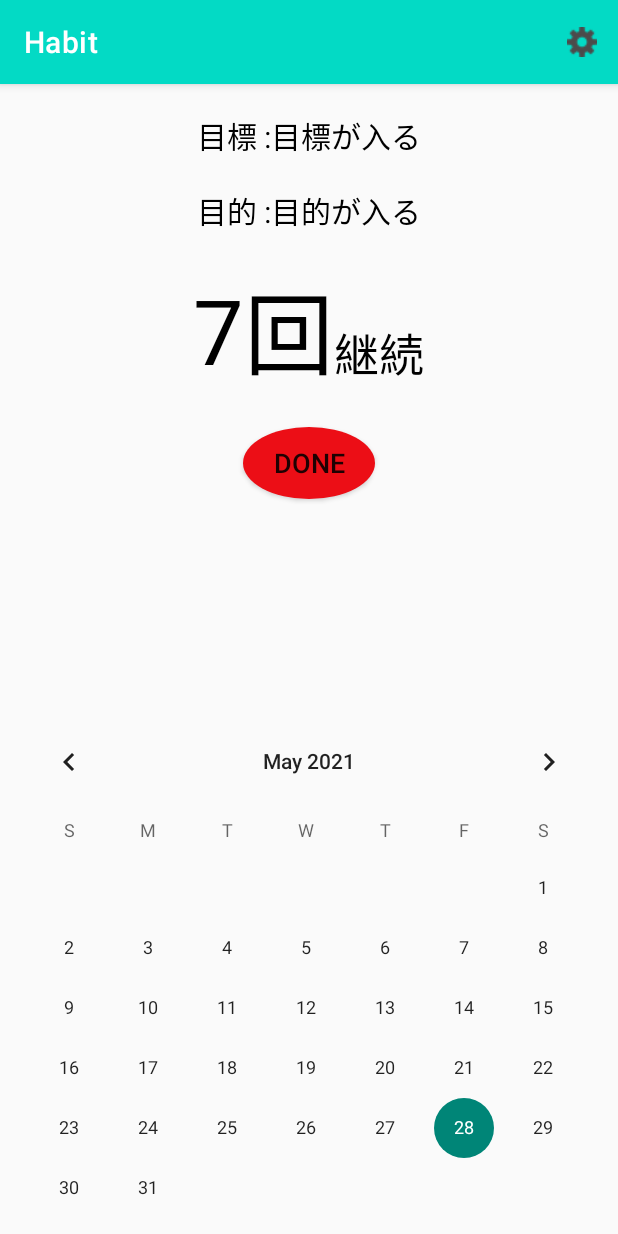
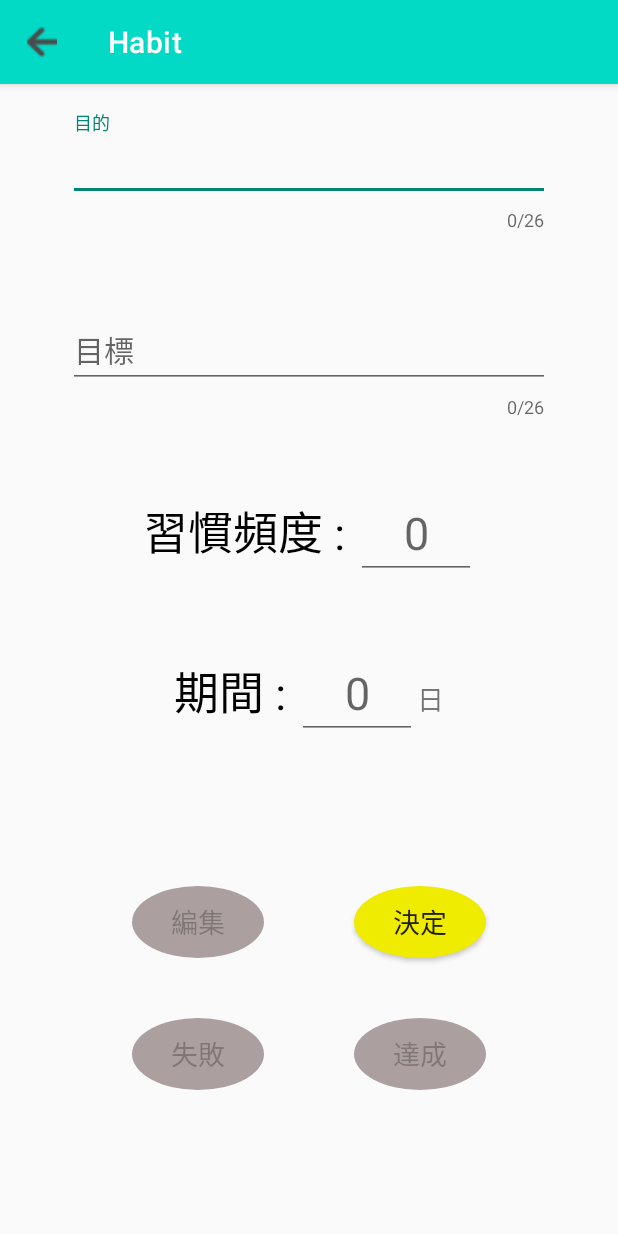
Before and after one commit to nagasho1122/habitapp, an Android app: the screen it shows after launch (MainActivity before the commit, setting after it), on a phone screen of 412 x 824 dp. Run offline under Robolectric (Android 15) with nearby library versions, the phone set to English and light mode, and no system bars; libraries missing offline, so code that uses them is left out: io.realm, io.realm.kotlin, io.realm.log; 6 statements that could not run were skipped.

Commit message:
初期の習慣化設定、決定ボタン入力判定実装

```diff
--- a/app/src/main/java/com/nagase/nagasho/myapplayout/MainActivity.kt
+++ b/app/src/main/java/com/nagase/nagasho/myapplayout/MainActivity.kt
@@ -18,10 +18,20 @@ class MainActivity : AppCompatActivity() {
 
         //データの読み込み
         val data: Data? = read()
+        val preview = Intent(this,setting::class.java)
 
-        if (data != null) {
+        if (data?.goal != null) {
             textView2.text = data.target
             textView3.text = data.goal
+        }else{
+            preview.putExtra("first",true)
+            startActivity(preview)
+            finish()
+        }
+        if(data?.goal == ""){
+            preview.putExtra("first",true)
+            startActivity(preview)
+            finish()
         }
 
         val calendarView = CalendarView(this)
@@ -31,7 +41,6 @@ class MainActivity : AppCompatActivity() {
         val linearLayout = findViewById<LinearLayout>(R.id.containerSetting)
         linearLayout.addView(calendarView)
 
-        val preview = Intent(this,setting::class.java)
 
         doneButton.setOnClickListener{
             startActivity(preview)
@@ -40,11 +49,8 @@ class MainActivity : AppCompatActivity() {
         topAppBar.setOnMenuItemClickListener { menuItem ->
             when (menuItem.itemId) {
                 R.id.settingicon -> {
-                    preview.putExtra("goal",data?.goal)
-                    preview.putExtra("target",data?.target)
-                    preview.putExtra("frequency",data?.frequent)
-                    preview.putExtra("duration",data?.duration)
                     startActivity(preview)
+                    finish()
                     // Handle favorite icon press
                     true
 
--- a/app/src/main/java/com/nagase/nagasho/myapplayout/setting.kt
+++ b/app/src/main/java/com/nagase/nagasho/myapplayout/setting.kt
@@ -1,5 +1,6 @@
 package com.nagase.nagasho.myapplayout
 
+import android.content.Intent
 import android.graphics.Color
 import android.graphics.Color.BLACK
 import androidx.appcompat.app.AppCompatActivity
@@ -8,6 +9,8 @@ import android.view.View
 import androidx.appcompat.app.AlertDialog
 import com.google.android.material.snackbar.Snackbar
 import io.realm.Realm
+import io.realm.kotlin.delete
+import io.realm.log.RealmLog.error
 import kotlinx.android.synthetic.main.activity_main.*
 import kotlinx.android.synthetic.main.activity_main.topAppBar
 import kotlinx.android.synthetic.main.activity_setting.*
@@ -16,18 +19,44 @@ import kotlin.toString as toString1
 class setting : AppCompatActivity() {
 
     val realm: Realm = Realm.getDefaultInstance()
+    val data: Data? = read()
 
     override fun onCreate(savedInstanceState: Bundle?) {
         super.onCreate(savedInstanceState)
         setContentView(R.layout.activity_setting)
         nottexteditable()
 
-        var goal = intent.getStringExtra("goal")
-        var target = intent.getStringExtra("target")
-        var frequent = intent.getStringExtra("frequency")
-        var duration = intent.getStringExtra("duration")
+        var goal = data?.goal
+        var target = data?.target
+        var frequent = data?.frequent
+        var duration = data?.duration
+        var first = intent.getBooleanExtra("first",false)
         var state:String=""
 
+
+        val mainintent = Intent(this,MainActivity::class.java)
+
+        if(first){
+            texteditable()
+            decideButtonswitch(true)
+            failButtonswitch(false)
+            achieveButtonswitch(false)
+            editButtonswitch(false)
+            state="習慣を設定しました。"
+            AlertDialog.Builder(this)
+                .setTitle("習慣を設定しましょう")
+                .setMessage("""
+                    |目的と目標を明確にすることでモチベーションを持続できます。
+                    |習慣頻度と期間を選択することで記録を可視化できます。
+                    |目的と目標の違いは以下を参考にしてください。
+                    |目的:健康になる
+                    |目標:腹筋バキバキ
+                    """.trimMargin())
+                .setPositiveButton("習慣化を初める") { dialog, which ->
+                    // Respond to positive button press
+                }
+                .show()
+        }
 
         if (goal != null) {
             targetText.setText(target)
@@ -60,12 +89,22 @@ class setting : AppCompatActivity() {
             var edittarget=targetText.text.toString1()
             var editfrequent=frequencyText.text.toString()
             var editduration = durationText.text.toString()
-            save(editgoal, edittarget, editfrequent, editduration,state)
-            nottexteditable()
-            decideButtonswitch(false)
-            failButtonswitch(true)
-            achieveButtonswitch(true)
-            editButtonswitch(true)
+            if(editgoal.isNullOrBlank() or edittarget.isNullOrBlank() or editfrequent.isNullOrBlank() or editduration.isNullOrBlank()){
+                AlertDialog.Builder(this)
+                    .setTitle("空欄があります")
+                    .setMessage("必要な項目をすべて入力してください。")
+                    .setPositiveButton("戻る") { dialog, which ->
+                        // Respond to positive button press
+                    }
+                    .show()
+            }else {
+                save(editgoal, edittarget, editfrequent, editduration, state)
+                nottexteditable()
+                decideButtonswitch(false)
+                failButtonswitch(true)
+                achieveButtonswitch(true)
+                editButtonswitch(true)
+            }
         }
 
         failButton.setOnClickListener{
@@ -83,6 +122,13 @@ class setting : AppCompatActivity() {
                     achieveButtonswitch(false)
                     editButtonswitch(false)
                     state="新たな習慣を設定しました。今度こそ頑張ろう！"
+                    realm.beginTransaction()
+                    realm.deleteAll()
+                    realm.commitTransaction()
+                    targetText.setText("")
+                    goalText.setText("")
+                    frequencyText.setText("")
+                    durationText.setText("")
                 }
                 .show()
         }
@@ -108,6 +154,7 @@ class setting : AppCompatActivity() {
 
 
         topAppBar.setNavigationOnClickListener {
+            startActivity(mainintent)
             finish()
             // Handle navigation icon press
         }
--- a/app/src/main/res/layout/activity_main.xml
+++ b/app/src/main/res/layout/activity_main.xml
@@ -28,9 +28,8 @@
 
     </androidx.coordinatorlayout.widget.CoordinatorLayout>
 
-
     <LinearLayout
-        android:id="@+id/linearLayoutsetting1"
+        android:id="@+id/linearLayoutsetting3"
         android:layout_width="wrap_content"
         android:layout_height="wrap_content"
         android:layout_marginTop="75dp"
@@ -38,6 +37,36 @@
         app:layout_constraintEnd_toEndOf="parent"
         app:layout_constraintStart_toStartOf="parent"
         app:layout_constraintTop_toTopOf="parent">
+
+        <TextView
+            android:id="@+id/themeSettingMokuteki"
+            android:layout_width="wrap_content"
+            android:layout_height="wrap_content"
+            android:fontFamily="sans-serif"
+            android:text="目的 :"
+            android:textColor="#000000"
+            android:textSize="20sp" />
+
+        <TextView
+            android:id="@+id/textView3"
+            android:layout_width="wrap_content"
+            android:layout_height="wrap_content"
+            android:fontFamily="sans-serif-condensed-medium"
+            android:maxLines="2"
+            android:textColor="#000000"
+            android:textSize="20sp" />
+    </LinearLayout>
+
+
+    <LinearLayout
+        android:id="@+id/linearLayoutsetting1"
+        android:layout_width="wrap_content"
+        android:layout_height="wrap_content"
+        android:layout_marginTop="30dp"
+        android:orientation="horizontal"
+        app:layout_constraintEnd_toEndOf="parent"
+        app:layout_constraintStart_toStartOf="parent"
+        app:layout_constraintTop_toBottomOf="@+id/linearLayoutsetting3">
 
         <TextView
             android:id="@+id/themeSettingMokuhyo"
@@ -53,41 +82,10 @@
             android:layout_width="wrap_content"
             android:layout_height="wrap_content"
             android:fontFamily="sans-serif-condensed-medium"
-            android:text="目標が入る"
             android:maxLines="2"
             android:textColor="#000000"
             android:textSize="20sp" />
 
-    </LinearLayout>
-
-    <LinearLayout
-        android:id="@+id/linearLayoutsetting3"
-        android:layout_width="wrap_content"
-        android:layout_height="wrap_content"
-        android:layout_marginTop="20dp"
-        android:orientation="horizontal"
-        app:layout_constraintEnd_toEndOf="parent"
-        app:layout_constraintStart_toStartOf="parent"
-        app:layout_constraintTop_toBottomOf="@+id/linearLayoutsetting1">
-
-        <TextView
-            android:id="@+id/themeSettingMokuteki"
-            android:layout_width="wrap_content"
-            android:layout_height="wrap_content"
-            android:fontFamily="sans-serif"
-            android:text="目的 :"
-            android:textColor="#000000"
-            android:textSize="20sp" />
-
-        <TextView
-            android:id="@+id/textView3"
-            android:layout_width="wrap_content"
-            android:layout_height="wrap_content"
-            android:fontFamily="sans-serif-condensed-medium"
-            android:text="目的が入る"
-            android:maxLines="2"
-            android:textColor="#000000"
-            android:textSize="20sp" />
     </LinearLayout>
 
     <LinearLayout
@@ -97,7 +95,7 @@
         android:layout_marginTop="20dp"
         android:gravity="center"
         android:orientation="horizontal"
-        app:layout_constraintTop_toBottomOf="@+id/linearLayoutsetting3"
+        app:layout_constraintTop_toBottomOf="@+id/linearLayoutsetting1"
         tools:layout_editor_absoluteX="16dp">
 
         <TextView
--- a/app/src/main/res/layout/activity_setting.xml
+++ b/app/src/main/res/layout/activity_setting.xml
@@ -39,6 +39,7 @@
         android:layout_marginTop="75dp"
         android:layout_marginEnd="45dp"
         android:hint="目的"
+        app:errorEnabled="true"
         app:counterEnabled="true"
         app:counterMaxLength="26"
         app:layout_constraintEnd_toEndOf="parent"
@@ -64,6 +65,7 @@
         android:layout_marginTop="45dp"
         android:layout_marginEnd="45dp"
         android:hint="目標"
+        app:errorEnabled="true"
         app:counterEnabled="true"
         app:counterMaxLength="26"
         app:layout_constraintEnd_toEndOf="parent"
```
